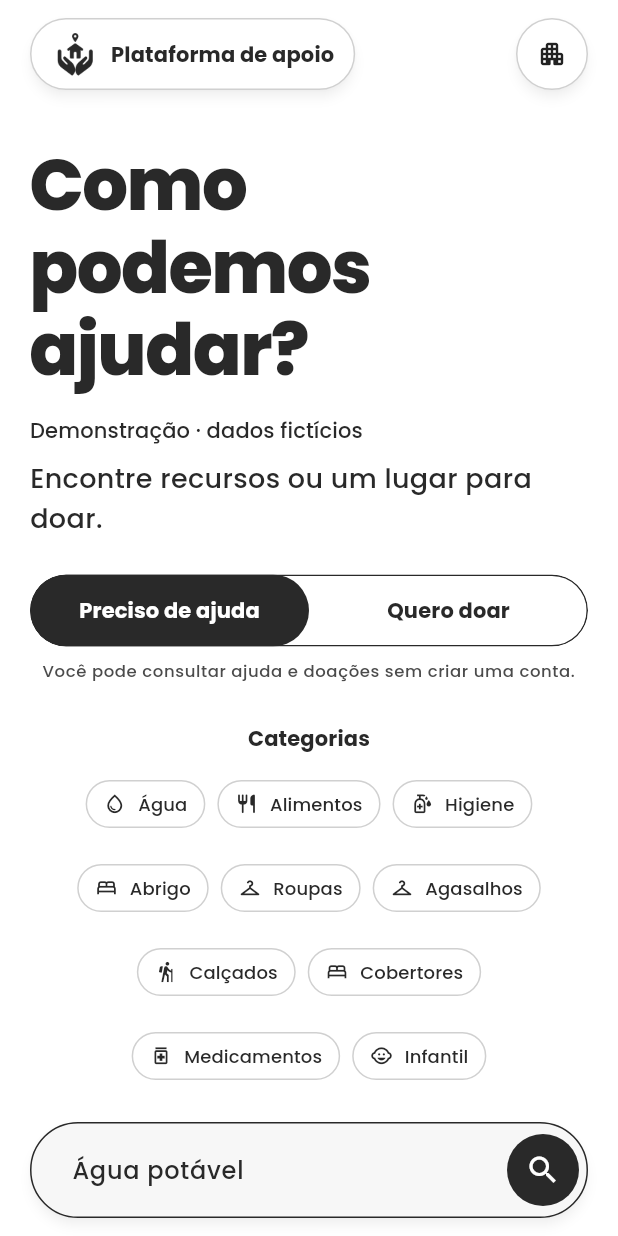
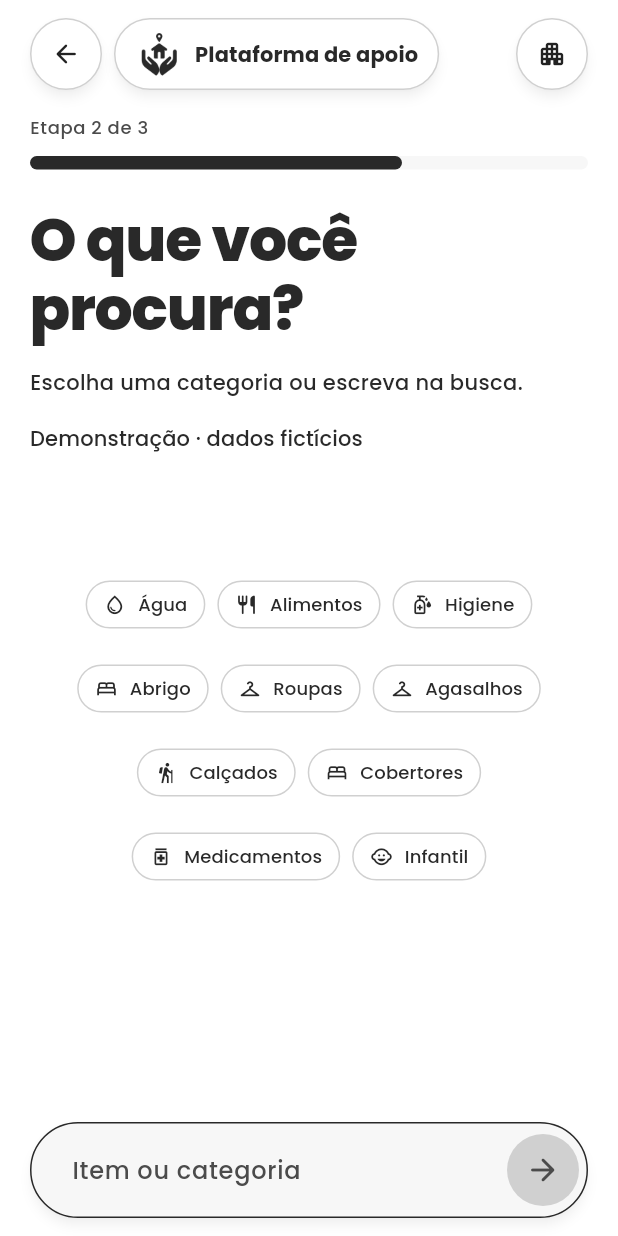
Before and after one commit to jlucasvr/Integrador-II, a Flutter app: the screen it shows after launch, after a tap on "Preciso de ajuda", on a phone screen of 412 x 824 dp. Run offline on Flutter 3.47's test engine with Material 3 defaults, Android fonts, the phone set to English and light mode, and no system bars; our stand-ins replace flutter_map, geolocator, latlong2; missing offline and left inert: flutter_map_vector_tiles; accounts and stored records are empty.

Commit message:
feat(search): guiar busca por etapas e permitir edição das escolhas

```diff
--- /dev/null
+++ b/lib/ui/core/layout/step_layout.dart
@@ -0,0 +1,74 @@
+import 'package:flutter/rendering.dart';
+import 'package:flutter/widgets.dart';
+
+/// Centers controls below a naturally sized heading and grows to allow scrolling.
+class StepLayout extends MultiChildRenderObjectWidget {
+  StepLayout({
+    super.key,
+    required Widget header,
+    required Widget content,
+    required this.centerContent,
+  }) : super(children: [header, content]);
+  final bool centerContent;
+
+  @override
+  RenderObject createRenderObject(BuildContext context) =>
+      _StepRenderBox(centerContent);
+  @override
+  void updateRenderObject(
+    BuildContext context,
+    covariant RenderObject renderObject,
+  ) {
+    (renderObject as _StepRenderBox).centerContent = centerContent;
+  }
+}
+
+class _StepParentData extends ContainerBoxParentData<RenderBox> {}
+
+class _StepRenderBox extends RenderBox
+    with
+        ContainerRenderObjectMixin<RenderBox, _StepParentData>,
+        RenderBoxContainerDefaultsMixin<RenderBox, _StepParentData> {
+  _StepRenderBox(this._centerContent);
+  bool _centerContent;
+  set centerContent(bool value) {
+    if (_centerContent == value) return;
+    _centerContent = value;
+    markNeedsLayout();
+  }
+
+  @override
+  void setupParentData(RenderBox child) {
+    if (child.parentData is! _StepParentData) {
+      child.parentData = _StepParentData();
+    }
+  }
+
+  @override
+  void performLayout() {
+    final header = firstChild!;
+    final content = lastChild!;
+    final childConstraints = BoxConstraints.tightFor(
+      width: constraints.maxWidth,
+    );
+    header.layout(childConstraints, parentUsesSize: true);
+    content.layout(childConstraints, parentUsesSize: true);
+    size = constraints.constrain(
+      Size(constraints.maxWidth, header.size.height + content.size.height),
+    );
+    (header.parentData! as _StepParentData).offset = Offset.zero;
+    final freeSpace = size.height - header.size.height - content.size.height;
+    (content.parentData! as _StepParentData).offset = Offset(
+      0,
+      header.size.height +
+          (_centerContent && freeSpace > 0 ? freeSpace / 2 : 0),
+    );
+  }
+
+  @override
+  void paint(PaintingContext context, Offset offset) =>
+      defaultPaint(context, offset);
+  @override
+  bool hitTestChildren(BoxHitTestResult result, {required Offset position}) =>
+      defaultHitTestChildren(result, position: position);
+}
--- a/lib/ui/search/views/search_page.dart
+++ b/lib/ui/search/views/search_page.dart
@@ -5,129 +5,327 @@ import 'package:apoio_app/data/repositories/management_repository.dart';
 import 'package:apoio_app/data/repositories/point_repository.dart';
 import 'package:apoio_app/data/services/location_service.dart';
 import 'package:apoio_app/ui/core/layout/page_body.dart';
+import 'package:apoio_app/ui/core/layout/step_layout.dart';
 import 'package:apoio_app/ui/core/widgets/app_top_bar.dart';
 import 'package:apoio_app/ui/core/widgets/demo_search_notice.dart';
 import 'package:apoio_app/ui/search/view_models/location_view_model.dart';
 import 'package:apoio_app/ui/search/views/results_page.dart';
-import 'package:apoio_app/ui/search/widgets/home_search_options.dart';
+import 'package:apoio_app/ui/search/widgets/category_picker.dart';
 import 'package:apoio_app/ui/search/widgets/search_dock.dart';
 import 'package:flutter/material.dart';
 
 class SearchPage extends StatefulWidget {
+  const SearchPage({
+    super.key,
+    required this.repository,
+    required this.locationService,
+    this.managementApi,
+  });
   final PointRepository repository;
   final ManagementRepository? managementApi;
   final LocationService locationService;
-
-  const SearchPage(
-      {super.key,
-      required this.repository,
-      required this.locationService,
-      this.managementApi});
-
   @override
   State<SearchPage> createState() => _SearchPageState();
 }
 
 class _SearchPageState extends State<SearchPage> {
   final _form = GlobalKey<FormState>();
-  final _item = TextEditingController(text: 'Água potável');
+  final _item = TextEditingController();
+  final _scroll = ScrollController();
   late final LocationViewModel _location;
   SearchIntent _intent = SearchIntent.help;
+  SearchQuery? _lastQuery;
+  int _step = 0;
 
   @override
   void initState() {
     super.initState();
+    _item.addListener(_refresh);
     _location = LocationViewModel(widget.locationService)
       ..addListener(_refresh);
   }
 
-  void _refresh() => setState(() {});
+  void _refresh() {
+    if (mounted) setState(() {});
+  }
 
-  Future<void> _search({bool withoutLocation = false}) async {
-    if (_location.busy || !_form.currentState!.validate()) return;
+  void _go(int step) {
     FocusScope.of(context).unfocus();
-    final useLocation = !withoutLocation && !widget.repository.isDemo;
-    if (useLocation &&
-        _location.coordinates == null &&
-        !await _location.capture()) {
+    setState(() => _step = step);
+    if (_scroll.hasClients) _scroll.jumpTo(0);
+  }
+
+  void _back() {
+    if (_step == 0) {
+      _go(3);
+    } else {
+      _go(_step - 1);
+    }
+  }
+
+  void _nextItem() {
+    if (_form.currentState!.validate()) _go(2);
+  }
+
+  Future<void> _locate() async {
+    await _location.capture();
+  }
+
+  Future<void> _search() async {
+    if (_location.busy ||
+        _item.text.trim().isEmpty ||
+        _location.coordinates == null) {
       return;
     }
-    if (!mounted) return;
-    await Navigator.of(context).push(MaterialPageRoute<void>(
+    final query = SearchQuery(
+      _item.text.trim(),
+      _intent,
+      coordinates: _location.coordinates,
+      radiusKm: _lastQuery?.radiusKm,
+      availableOnly:
+          _intent == SearchIntent.help && (_lastQuery?.availableOnly ?? false),
+    );
+    _remember(query);
+    await Navigator.of(context).push(
+      MaterialPageRoute<void>(
         builder: (_) => ResultsPage(
           repository: widget.repository,
           locationService: widget.locationService,
-            query: SearchQuery(_item.text.trim(), _intent,
-                coordinates: useLocation ? _location.coordinates : null),
           managementApi: widget.managementApi,
-            onTermChanged: (term) => _item.text = term)));
+          query: query,
+          onQueryChanged: _remember,
+        ),
+      ),
+    );
+    if (!mounted) return;
+
+    _go(3);
+  }
+
+  void _remember(SearchQuery query) {
+    _lastQuery = query;
+    _item.text = query.term;
+    _intent = query.intent;
+    _location.coordinates = query.coordinates;
   }
 
   @override
   void dispose() {
     _location.dispose();
+    _item.removeListener(_refresh);
     _item.dispose();
+    _scroll.dispose();
     super.dispose();
   }
 
   @override
   Widget build(BuildContext context) {
-    final size = MediaQuery.sizeOf(context);
-    final compact = size.width < 600 || size.height < 760;
-    final options = HomeSearchOptions(
-        intent: _intent,
-        onIntentChanged: (value) => setState(() => _intent = value),
-        onCategorySelected: (category) => _item.text = category);
-    return Scaffold(
-        extendBody: true,
-        extendBodyBehindAppBar: false,
+    final theme = Theme.of(context);
+    final headerInset =
+        MediaQuery.paddingOf(context).top +
+        const AppTopBar().preferredSize.height;
+    final busy = _location.busy;
+    final hasItem = _item.text.trim().isNotEmpty;
+    final ready = hasItem && _location.coordinates != null && !busy;
+    final canBack = _step > 0 && _step < 3;
+    final title = switch (_step) {
+      0 => 'Como podemos ajudar?',
+      1 =>
+        _intent == SearchIntent.help
+            ? 'O que você procura?'
+            : 'O que você quer doar?',
+      2 => 'Onde buscar?',
+      _ =>
+        _intent == SearchIntent.help
+            ? 'Encontre o apoio que você precisa'
+            : 'Encontre um lugar para doar',
+    };
+    return PopScope(
+      canPop: !canBack,
+      onPopInvokedWithResult: (didPop, _) {
+        if (!didPop && !busy) _back();
+      },
+      child: Scaffold(
+        extendBodyBehindAppBar: true,
         resizeToAvoidBottomInset: false,
-        appBar: AppTopBar(
-            showLogo: true,
-            onManagement: () => openManagement(context, widget.managementApi)),
-        bottomNavigationBar: SearchDock(
+        bottomNavigationBar: _step >= 1
+            ? SearchDock(
                 formKey: _form,
                 controller: _item,
                 location: _location,
-            onSearch: _search,
-            onSearchWithoutLocation: widget.repository.isDemo
-                ? null
-                : () => _search(withoutLocation: true),
-            controls: compact ? null : options,
-            onLocate: widget.repository.isDemo ? null : _location.capture),
-        body: Builder(
-            builder: (context) => SingleChildScrollView(
-                padding: EdgeInsets.only(
-                    top: 0, bottom: MediaQuery.paddingOf(context).bottom),
+                onSearch: _step == 1 ? _nextItem : () => _search(),
+                actionEnabled: _step == 1 ? hasItem : ready,
+                actionIcon: _step == 1
+                    ? Icons.arrow_forward_rounded
+                    : Icons.search,
+                actionLabel: _step == 1
+                    ? 'Continuar'
+                    : 'Buscar pontos de atendimento',
+                onChanged: (_) => _refresh(),
+                onLocate: _step >= 2 ? _locate : null,
+                locationKey: const ValueKey('wizard-locate'),
+                highlightLocation: _step == 2,
+                highlightAction: _step == 1 ? hasItem : _step == 2 && ready,
+              )
+            : null,
+        appBar: AppTopBar(
+          showLogo: true,
+          navigationEnabled: !busy,
+          onBack: canBack ? _back : null,
+          onManagement: () => openManagement(context, widget.managementApi),
+        ),
+        body: LayoutBuilder(
+          builder: (context, constraints) => SingleChildScrollView(
+            controller: _scroll,
+            padding: EdgeInsets.only(top: headerInset),
             child: PageBody(
-                    child: Column(
+              padding: const EdgeInsets.fromLTRB(20, 0, 20, 20),
+              child: ConstrainedBox(
+                constraints: BoxConstraints(
+                  minHeight: (constraints.maxHeight - headerInset - 20).clamp(
+                    0,
+                    double.infinity,
+                  ),
+                ),
+                child: StepLayout(
+                  centerContent: _step < 3,
+                  header: Column(
                     crossAxisAlignment: CrossAxisAlignment.stretch,
                     children: [
-                      Text('Como podemos ajudar?',
-                          style: Theme.of(context)
-                              .textTheme
-                              .headlineSmall!
-                              .copyWith(
-                                  fontSize: size.width < 360 ? 40 : 48,
+                      if (_step < 3) ...[
+                        Text(
+                          'Etapa ${_step + 1} de 3',
+                          style: theme.textTheme.bodySmall,
+                        ),
+                        const SizedBox(height: 10),
+                        LinearProgressIndicator(
+                          value: (_step + 1) / 3,
+                          minHeight: 9,
+                          borderRadius: BorderRadius.circular(20),
+                          backgroundColor:
+                              theme.colorScheme.surfaceContainerHighest,
+                        ),
+                        const SizedBox(height: 24),
+                      ],
+                      Text(
+                        title,
+                        style: theme.textTheme.headlineSmall!.copyWith(
+                          fontSize: MediaQuery.sizeOf(context).width < 360
+                              ? 32
+                              : 40,
                           height: 1.15,
-                                  letterSpacing: -1,
-                                  fontWeight: FontWeight.w800)),
+                          fontWeight: FontWeight.w800,
+                          letterSpacing: -.8,
+                        ),
+                      ),
+                      const SizedBox(height: 16),
+                      Text(switch (_step) {
+                        0 => 'Encontre apoio ou um lugar para doar.',
+                        1 => 'Escolha uma categoria ou escreva na busca.',
+                        2 =>
+                          'Ative sua localização para encontrar pontos próximos de você.',
+                        _ => 'Ajuste sua busca aqui mesmo.',
+                      }),
                       const SizedBox(height: 16),
                       if (widget.repository.isDemo) ...[
                         const DemoSearchNotice(),
+                        const SizedBox(height: 16),
+                      ],
+                    ],
+                  ),
+                  content: Padding(
+                    padding: const EdgeInsets.only(bottom: 32),
+                    child: _stepContent(context),
+                  ),
+                ),
+              ),
+            ),
+          ),
+        ),
+      ),
+    );
+  }
+
+  Widget _stepContent(BuildContext context) {
+    final theme = Theme.of(context);
+    return Column(
+      mainAxisSize: MainAxisSize.min,
+      crossAxisAlignment: CrossAxisAlignment.stretch,
+      children: [
+        if (_step == 0 || _step == 3) ...[
+          for (final intent in SearchIntent.values) ...[
+            _intentButton(intent),
+            const SizedBox(height: 12),
+          ],
+          const SizedBox(height: 12),
+          if (_step == 0)
+            Text(
+              'Você não precisa criar uma conta.',
+              style: theme.textTheme.bodySmall,
+              textAlign: TextAlign.center,
+            ),
+        ],
+        if (_step == 1 || _step == 3) ...[
+          CategoryPicker(
+            selected: _item.text,
+            onSelected: (value) => setState(() => _item.text = value),
+          ),
+          const SizedBox(height: 24),
+        ],
+        if (_step == 2)
+          const Icon(
+            Icons.near_me_outlined,
+            key: ValueKey('location-step-symbol'),
+            size: 56,
+          ),
+        if (_step == 3) ...[
+          OutlinedButton.icon(
+            onPressed: () => _go(0),
+            icon: const Icon(Icons.route_outlined),
+            label: const Text('Voltar ao passo a passo'),
+          ),
+          if (_lastQuery?.availableOnly == true &&
+              _intent == SearchIntent.help) ...[
+            const SizedBox(height: 16),
+            Text('Somente disponíveis', style: theme.textTheme.bodySmall),
+          ],
+          if (_lastQuery?.radiusKm case final radius?) ...[
             const SizedBox(height: 8),
+            Text(
+              'Até ${radius.toStringAsFixed(0)} km',
+              style: theme.textTheme.bodySmall,
+            ),
           ],
-                      const Text('Encontre recursos ou um lugar para doar.',
-                          style: TextStyle(fontSize: 18, height: 1.5)),
-                      if (!widget.repository.isDemo) ...[
-                        const SizedBox(height: 24),
-                        const Text(
-                            'Use sua localização para ver pontos próximos.'),
         ],
-                      if (compact) ...[
-                        const SizedBox(height: 24),
-                        options,
       ],
-                    ])))));
+    );
+  }
+
+  Widget _intentButton(SearchIntent intent) {
+    final selected = _intent == intent;
+    final label = Text(
+      intent == SearchIntent.help ? 'Preciso de ajuda' : 'Quero ajudar',
+    );
+    final icon = Icon(
+      intent == SearchIntent.help
+          ? Icons.shopping_bag_outlined
+          : Icons.volunteer_activism_outlined,
+      size: 22,
+    );
+    void choose() {
+      _intent = intent;
+      if (_step == 3) {
+        setState(() {});
+      } else {
+        _go(1);
       }
     }
+
+    return Semantics(
+      selected: selected,
+      child: selected
+          ? FilledButton.icon(onPressed: choose, icon: icon, label: label)
+          : OutlinedButton.icon(onPressed: choose, icon: icon, label: label),
+    );
+  }
+}
```
Also changed, not shown: 4 other files. Lines whose indentation alone changed are shown as unchanged.
